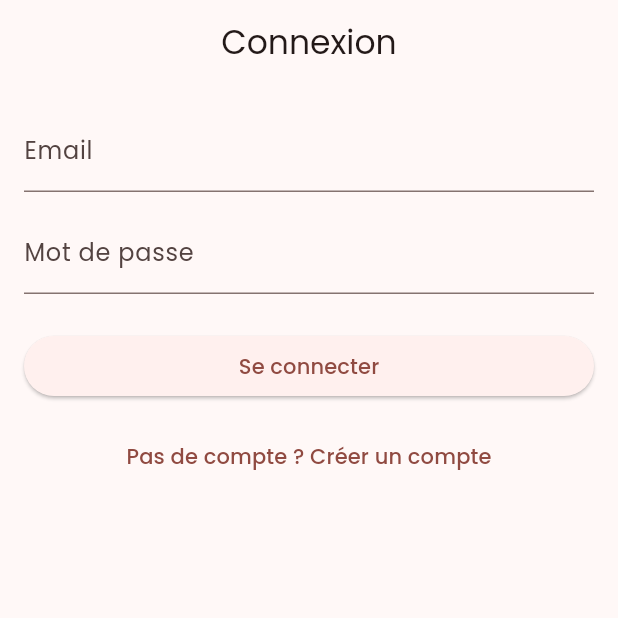
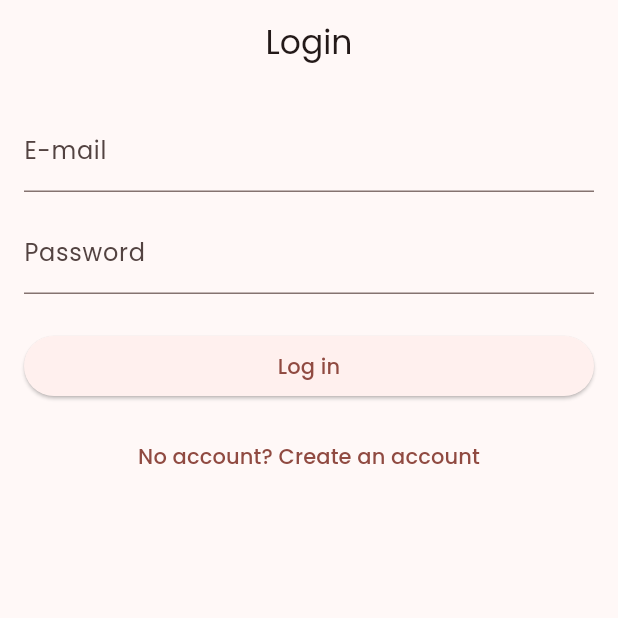
Before and after one commit to AnasKrir/CineScout, a Flutter app: the screen it shows after launch, on a phone screen of 412 x 824 dp, the top half of it. Run offline on Flutter 3.47's test engine with Material 3 defaults, Android fonts, the phone set to English and light mode, and no system bars; our stand-ins replace cached_network_image, dio, equatable, flutter_bloc, flutter_dotenv, go_router and 4 more; accounts and stored records are empty.

Commit message:
Fix changes

```diff
--- a/lib/features/auth/presentation/bloc/auth_bloc.dart
+++ b/lib/features/auth/presentation/bloc/auth_bloc.dart
@@ -7,8 +7,8 @@ import 'auth_state.dart';
 
 class AuthBloc extends Bloc<AuthEvent, AuthState> {
   AuthBloc({required AuthRepository authRepository})
-      : _authRepository = authRepository,
-        super(const AuthInitial()) {
+    : _authRepository = authRepository,
+      super(const AuthInitial()) {
     on<AuthCheckRequested>(_onAuthCheckRequested);
     on<LoginRequested>(_onLoginRequested);
     on<RegisterRequested>(_onRegisterRequested);
@@ -39,25 +39,24 @@ class AuthBloc extends Bloc<AuthEvent, AuthState> {
     final email = event.email.trim();
     final password = event.password.trim();
 
-    final emailRegex =
-        RegExp(r'^[\w\.\-]+@([\w\-]+\.)+[a-zA-Z]{2,4}$');
+    final emailRegex = RegExp(r'^[\w\.\-]+@([\w\-]+\.)+[a-zA-Z]{2,4}$');
     if (!emailRegex.hasMatch(email)) {
-      emit(const Unauthenticated(message: 'Email invalide.'));
+      emit(const Unauthenticated(message: 'Invalid email address'));
       return;
     }
 
     if (password.length < 6) {
-      emit(const Unauthenticated(
-        message: 'Le mot de passe doit contenir au moins 6 caractères.',
-      ));
+      emit(
+        const Unauthenticated(
+          message: 'The password must contain at least 6 characters',
+        ),
+      );
       return;
     }
 
     final hasUser = await _authRepository.hasRegisteredUser();
     if (!hasUser) {
-      emit(const Unauthenticated(
-        message: 'Aucun compte trouvé. Veuillez vous inscrire.',
-      ));
+      emit(const Unauthenticated(message: 'No account found. Please register'));
       return;
     }
 
@@ -67,9 +66,7 @@ class AuthBloc extends Bloc<AuthEvent, AuthState> {
     );
 
     if (!isValid) {
-      emit(const Unauthenticated(
-        message: 'Email ou mot de passe incorrect.',
-      ));
+      emit(const Unauthenticated(message: 'Incorrect email or password'));
       return;
     }
 
@@ -87,17 +84,18 @@ class AuthBloc extends Bloc<AuthEvent, AuthState> {
     final email = event.email.trim();
     final password = event.password.trim();
 
-    final emailRegex =
-        RegExp(r'^[\w\.\-]+@([\w\-]+\.)+[a-zA-Z]{2,4}$');
+    final emailRegex = RegExp(r'^[\w\.\-]+@([\w\-]+\.)+[a-zA-Z]{2,4}$');
     if (!emailRegex.hasMatch(email)) {
-      emit(const Unauthenticated(message: 'Email invalide.'));
+      emit(const Unauthenticated(message: 'Invalid email address'));
       return;
     }
 
     if (password.length < 6) {
-      emit(const Unauthenticated(
-        message: 'Le mot de passe doit contenir au moins 6 caractères.',
-      ));
+      emit(
+        const Unauthenticated(
+          message: 'The password must contain at least 6 characters',
+        ),
+      );
       return;
     }
 
--- a/lib/features/auth/presentation/pages/account_page.dart
+++ b/lib/features/auth/presentation/pages/account_page.dart
@@ -224,7 +224,7 @@ class _AccountPageState extends State<AccountPage> {
                   ),
                   const SizedBox(height: 24),
                   Text(
-                    isFr ? 'Danger zone' : 'Danger zone',
+                    isFr ? 'Zone de Danger' : 'Danger zone',
                     style: Theme.of(context).textTheme.titleMedium,
                   ),
                   const SizedBox(height: 8),
--- a/lib/features/auth/presentation/pages/login_page.dart
+++ b/lib/features/auth/presentation/pages/login_page.dart
@@ -33,7 +33,7 @@ class _LoginPageState extends State<LoginPage> {
     if (email.isEmpty || password.isEmpty) {
       ScaffoldMessenger.of(context).showSnackBar(
         const SnackBar(
-          content: Text('Veuillez saisir un email et un mot de passe.'),
+          content: Text('Please enter an email address and password'),
         ),
       );
       return;
@@ -73,7 +73,7 @@ class _LoginPageState extends State<LoginPage> {
       },
       child: Scaffold(
         appBar: AppBar(
-          title: const Text('Connexion'),
+          title: const Text('Login'),
           centerTitle: true,
         ),
         body: Padding(
@@ -84,14 +84,14 @@ class _LoginPageState extends State<LoginPage> {
                 controller: _emailController,
                 keyboardType: TextInputType.emailAddress,
                 decoration: const InputDecoration(
-                  labelText: 'Email',
+                  labelText: 'E-mail',
                 ),
               ),
               const SizedBox(height: 12),
               TextField(
                 controller: _passwordController,
                 decoration: const InputDecoration(
-                  labelText: 'Mot de passe',
+                  labelText: 'Password',
                 ),
                 obscureText: true,
               ),
@@ -106,13 +106,13 @@ class _LoginPageState extends State<LoginPage> {
                           width: 20,
                           child: CircularProgressIndicator(strokeWidth: 2),
                         )
-                      : const Text('Se connecter'),
+                      : const Text('Log in'),
                 ),
               ),
               const SizedBox(height: 12),
               TextButton(
                 onPressed: () => context.go('/register'),
-                child: const Text("Pas de compte ? Créer un compte"),
+                child: const Text("No account? Create an account"),
               ),
             ],
           ),
--- a/lib/features/auth/presentation/pages/register_page.dart
+++ b/lib/features/auth/presentation/pages/register_page.dart
@@ -36,7 +36,7 @@ class _RegisterPageState extends State<RegisterPage> {
     if (email.isEmpty || password.isEmpty || confirm.isEmpty) {
       ScaffoldMessenger.of(context).showSnackBar(
         const SnackBar(
-          content: Text('Veuillez remplir tous les champs.'),
+          content: Text('Please fill in all fields'),
         ),
       );
       return;
@@ -45,7 +45,7 @@ class _RegisterPageState extends State<RegisterPage> {
     if (password != confirm) {
       ScaffoldMessenger.of(context).showSnackBar(
         const SnackBar(
-          content: Text('Les mots de passe ne correspondent pas.'),
+          content: Text('The passwords do not match'),
         ),
       );
       return;
@@ -85,7 +85,7 @@ class _RegisterPageState extends State<RegisterPage> {
       },
       child: Scaffold(
         appBar: AppBar(
-          title: const Text('Créer un compte'),
+          title: const Text('Create an account'),
           centerTitle: true,
         ),
         body: Padding(
@@ -96,14 +96,14 @@ class _RegisterPageState extends State<RegisterPage> {
                 controller: _emailController,
                 keyboardType: TextInputType.emailAddress,
                 decoration: const InputDecoration(
-                  labelText: 'Email',
+                  labelText: 'E-mail',
                 ),
               ),
               const SizedBox(height: 12),
               TextField(
                 controller: _passwordController,
                 decoration: const InputDecoration(
-                  labelText: 'Mot de passe',
+                  labelText: 'Password',
                 ),
                 obscureText: true,
               ),
@@ -111,7 +111,7 @@ class _RegisterPageState extends State<RegisterPage> {
               TextField(
                 controller: _confirmController,
                 decoration: const InputDecoration(
-                  labelText: 'Confirmer le mot de passe',
+                  labelText: 'Confirm password',
                 ),
                 obscureText: true,
               ),
@@ -126,7 +126,7 @@ class _RegisterPageState extends State<RegisterPage> {
                           width: 20,
                           child: CircularProgressIndicator(strokeWidth: 2),
                         )
-                      : const Text('Créer le compte'),
+                      : const Text('Create an account'),
                 ),
               ),
             ],
```
